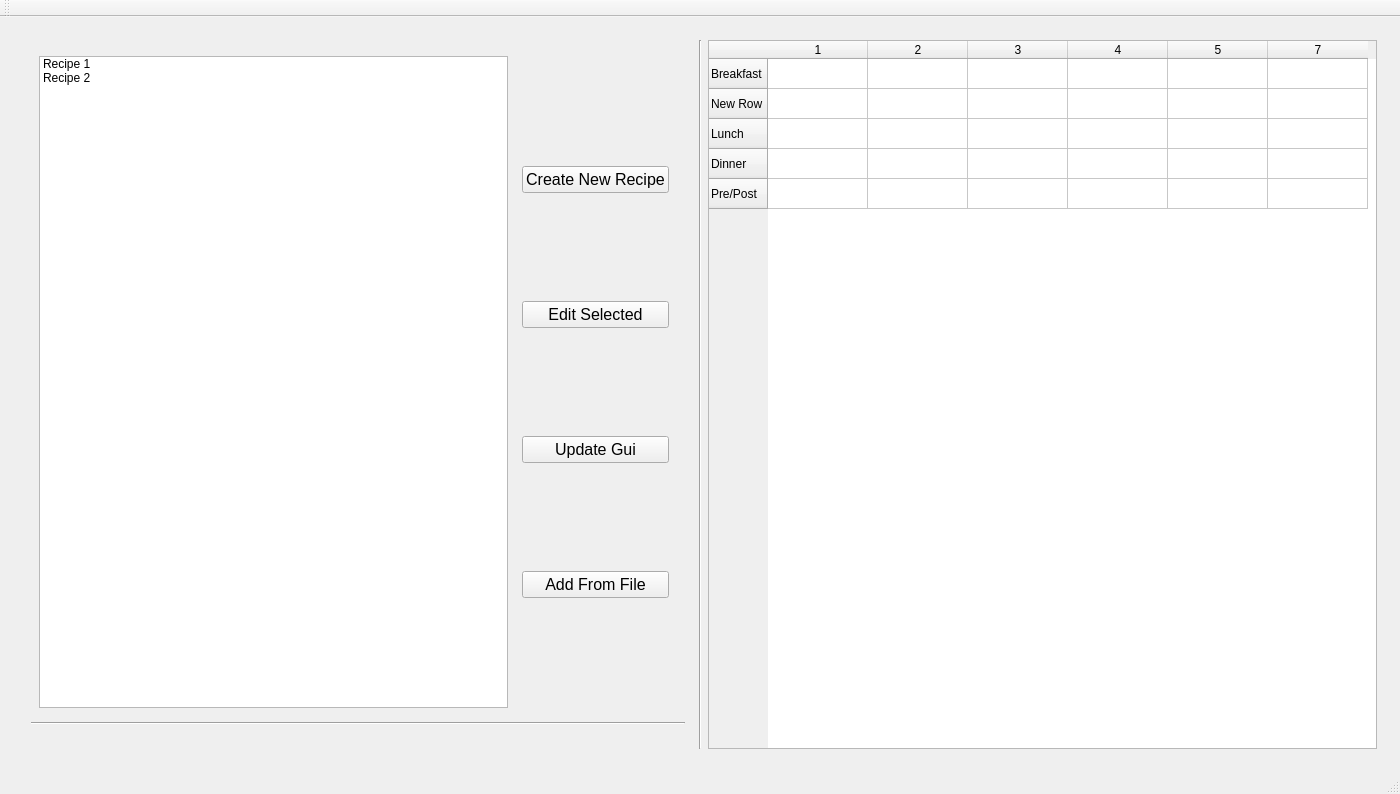
First picture: the form in MealPlanner/MealPlanner/mealplanner.ui, repository jblowers/MealPlanner, before the edit.
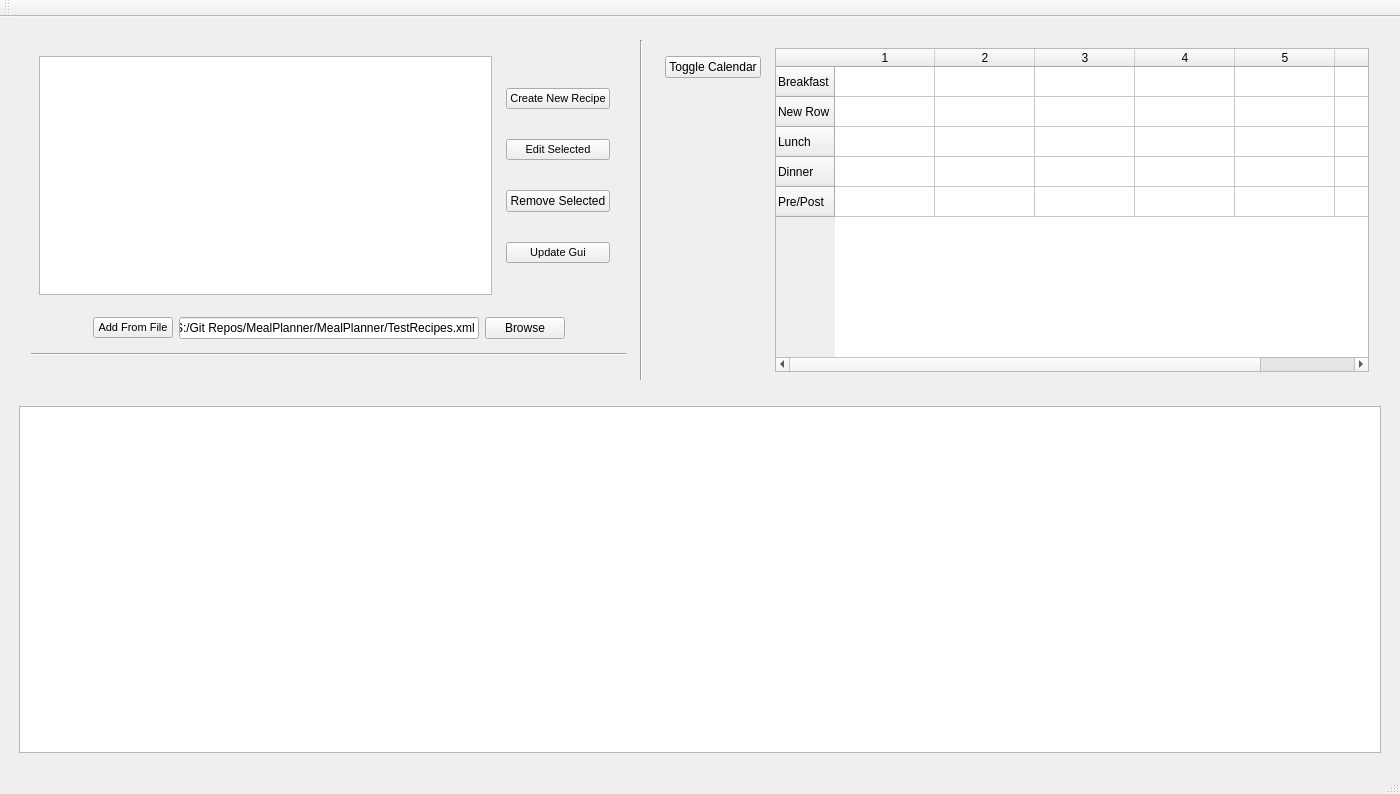
Second picture: the form after the edit.

Commit message:
Lots of additions: - Can create new recipes - Delete recipes - add and delete ingredients - recipes all live in controller thread - writes to a hardcoded file every time a recipe is added or removed
Still known issues:
- problem with populating ingredient list in main window, something to do with items being pulled from elsewhere

```diff
--- a/MealPlanner/MealPlanner/mealplanner.ui
+++ b/MealPlanner/MealPlanner/mealplanner.ui
@@ -17,79 +17,32 @@
    <layout class="QGridLayout" name="gridLayout">
     <item row="0" column="0">
      <layout class="QHBoxLayout" name="horizontalLayout_4">
-      <property name="leftMargin">
-       <number>12</number>
-      </property>
-      <property name="topMargin">
-       <number>12</number>
-      </property>
-      <property name="rightMargin">
-       <number>12</number>
-      </property>
-      <property name="bottomMargin">
+      <property name="margin">
        <number>12</number>
       </property>
       <item>
        <layout class="QVBoxLayout" name="verticalLayout_6">
-        <property name="leftMargin">
-         <number>8</number>
-        </property>
-        <property name="topMargin">
-         <number>8</number>
-        </property>
-        <property name="rightMargin">
-         <number>8</number>
-        </property>
-        <property name="bottomMargin">
+        <property name="margin">
          <number>8</number>
         </property>
         <item>
          <layout class="QHBoxLayout" name="horizontalLayout">
-          <property name="leftMargin">
+          <property name="margin">
            <number>8</number>
           </property>
-          <property name="topMargin">
-           <number>8</number>
-          </property>
-          <property name="rightMargin">
-           <number>8</number>
-          </property>
-          <property name="bottomMargin">
-           <number>8</number>
-          </property>
           <item>
-           <widget class="QListWidget" name="listWidget">
-            <item>
-             <property name="text">
-              <string>Recipe 1</string>
-             </property>
-            </item>
-            <item>
-             <property name="text">
-              <string>Recipe 2</string>
-             </property>
-            </item>
-           </widget>
+           <widget class="QListWidget" name="listWidget"/>
           </item>
           <item>
            <layout class="QVBoxLayout" name="verticalLayout">
-            <property name="leftMargin">
-             <number>8</number>
-            </property>
-            <property name="topMargin">
-             <number>8</number>
-            </property>
-            <property name="rightMargin">
-             <number>8</number>
-            </property>
-            <property name="bottomMargin">
+            <property name="margin">
              <number>8</number>
             </property>
             <item>
              <widget class="QPushButton" name="CreateRecipeButton">
               <property name="font">
                <font>
-                <pointsize>12</pointsize>
+                <pointsize>8</pointsize>
                </font>
               </property>
               <property name="text">
@@ -98,10 +51,10 @@
              </widget>
             </item>
             <item>
-             <widget class="QPushButton" name="pushButton">
+             <widget class="QPushButton" name="EditSelectedRecipeButton">
               <property name="font">
                <font>
-                <pointsize>12</pointsize>
+                <pointsize>8</pointsize>
                </font>
               </property>
               <property name="text">
@@ -109,11 +62,18 @@
               </property>
              </widget>
             </item>
+            <item>
+             <widget class="QPushButton" name="RemoveSelectedRecipeButton">
+              <property name="text">
+               <string>Remove Selected</string>
+              </property>
+             </widget>
+            </item>
             <item>
              <widget class="QPushButton" name="UpdateGuiButton">
               <property name="font">
                <font>
-                <pointsize>12</pointsize>
+                <pointsize>8</pointsize>
                </font>
               </property>
               <property name="text">
@@ -121,11 +81,36 @@
               </property>
              </widget>
             </item>
+           </layout>
+          </item>
+         </layout>
+        </item>
             <item>
-             <widget class="QPushButton" name="pushButton_2">
+         <layout class="QHBoxLayout" name="horizontalLayout_3">
+          <property name="topMargin">
+           <number>8</number>
+          </property>
+          <property name="bottomMargin">
+           <number>8</number>
+          </property>
+          <item>
+           <spacer name="horizontalSpacer">
+            <property name="orientation">
+             <enum>Qt::Horizontal</enum>
+            </property>
+            <property name="sizeHint" stdset="0">
+             <size>
+              <width>40</width>
+              <height>20</height>
+             </size>
+            </property>
+           </spacer>
+          </item>
+          <item>
+           <widget class="QPushButton" name="AddRecipesFromFileButton">
               <property name="font">
                <font>
-                <pointsize>12</pointsize>
+              <pointsize>8</pointsize>
                </font>
               </property>
               <property name="text">
@@ -133,7 +118,38 @@
               </property>
              </widget>
             </item>
-           </layout>
+          <item>
+           <widget class="QLineEdit" name="AddRecipesFromFileLineEdit">
+            <property name="minimumSize">
+             <size>
+              <width>300</width>
+              <height>0</height>
+             </size>
+            </property>
+            <property name="text">
+             <string>S:/Git Repos/MealPlanner/MealPlanner/TestRecipes.xml</string>
+            </property>
+           </widget>
+          </item>
+          <item>
+           <widget class="QPushButton" name="BrowseForRecipeFileButton">
+            <property name="text">
+             <string>Browse</string>
+            </property>
+           </widget>
+          </item>
+          <item>
+           <spacer name="horizontalSpacer_2">
+            <property name="orientation">
+             <enum>Qt::Horizontal</enum>
+            </property>
+            <property name="sizeHint" stdset="0">
+             <size>
+              <width>40</width>
+              <height>20</height>
+             </size>
+            </property>
+           </spacer>
           </item>
          </layout>
         </item>
@@ -146,16 +162,7 @@
         </item>
         <item>
          <layout class="QVBoxLayout" name="RecipeDetailsVerticalLayout">
-          <property name="leftMargin">
-           <number>8</number>
-          </property>
-          <property name="topMargin">
-           <number>8</number>
-          </property>
-          <property name="rightMargin">
-           <number>8</number>
-          </property>
-          <property name="bottomMargin">
+          <property name="margin">
            <number>8</number>
           </property>
          </layout>
@@ -170,7 +177,52 @@
        </widget>
       </item>
       <item>
-       <widget class="QTableWidget" name="tableWidget">
+       <layout class="QHBoxLayout" name="horizontalLayout_2">
+        <property name="leftMargin">
+         <number>8</number>
+        </property>
+        <property name="topMargin">
+         <number>8</number>
+        </property>
+        <item>
+         <layout class="QVBoxLayout" name="verticalLayout_4">
+          <property name="leftMargin">
+           <number>8</number>
+          </property>
+          <property name="topMargin">
+           <number>8</number>
+          </property>
+          <item>
+           <widget class="QPushButton" name="ToggleCalendarButton">
+            <property name="text">
+             <string>Toggle Calendar</string>
+            </property>
+           </widget>
+          </item>
+          <item>
+           <spacer name="verticalSpacer">
+            <property name="orientation">
+             <enum>Qt::Vertical</enum>
+            </property>
+            <property name="sizeHint" stdset="0">
+             <size>
+              <width>20</width>
+              <height>40</height>
+             </size>
+            </property>
+           </spacer>
+          </item>
+         </layout>
+        </item>
+       </layout>
+      </item>
+      <item>
+       <layout class="QVBoxLayout" name="verticalLayout_2">
+        <property name="margin">
+         <number>8</number>
+        </property>
+        <item>
+         <widget class="QTableWidget" name="CalendarTable">
         <row>
          <property name="text">
           <string>Breakfast</string>
@@ -227,6 +279,18 @@
          </property>
         </column>
        </widget>
+        </item>
+       </layout>
+      </item>
+     </layout>
+    </item>
+    <item row="1" column="0">
+     <layout class="QVBoxLayout" name="verticalLayout_3">
+      <property name="margin">
+       <number>8</number>
+      </property>
+      <item>
+       <widget class="QTextBrowser" name="LogTextBrowser"/>
       </item>
      </layout>
     </item>
```
Lines whose indentation alone changed are shown as unchanged. The commit also changes 19 other files.
